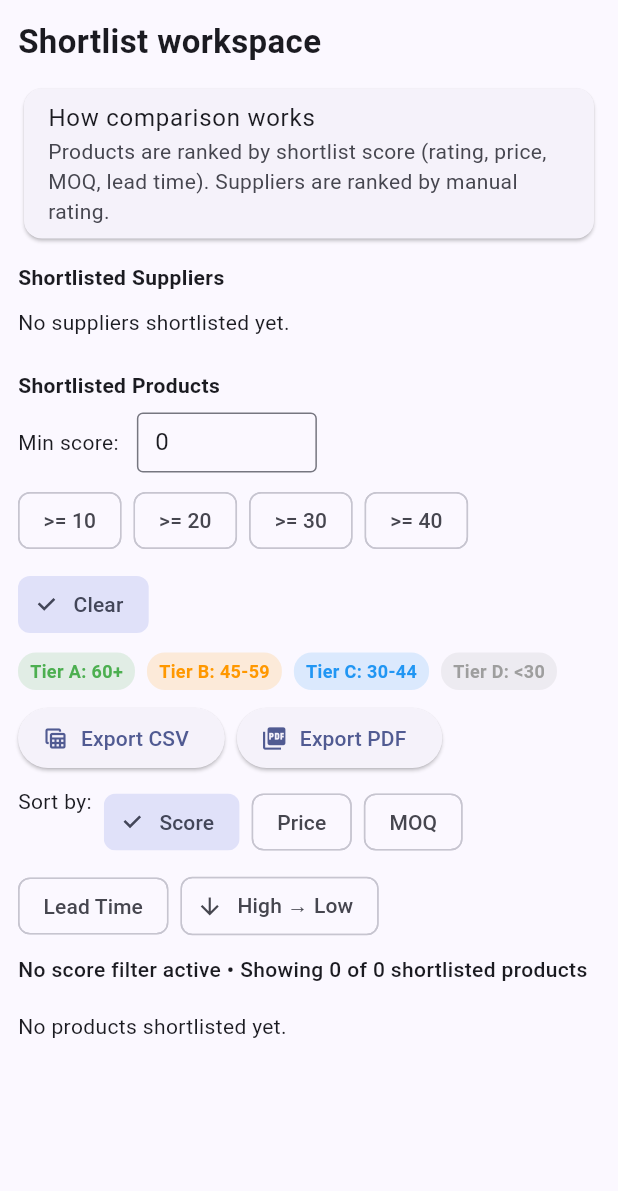
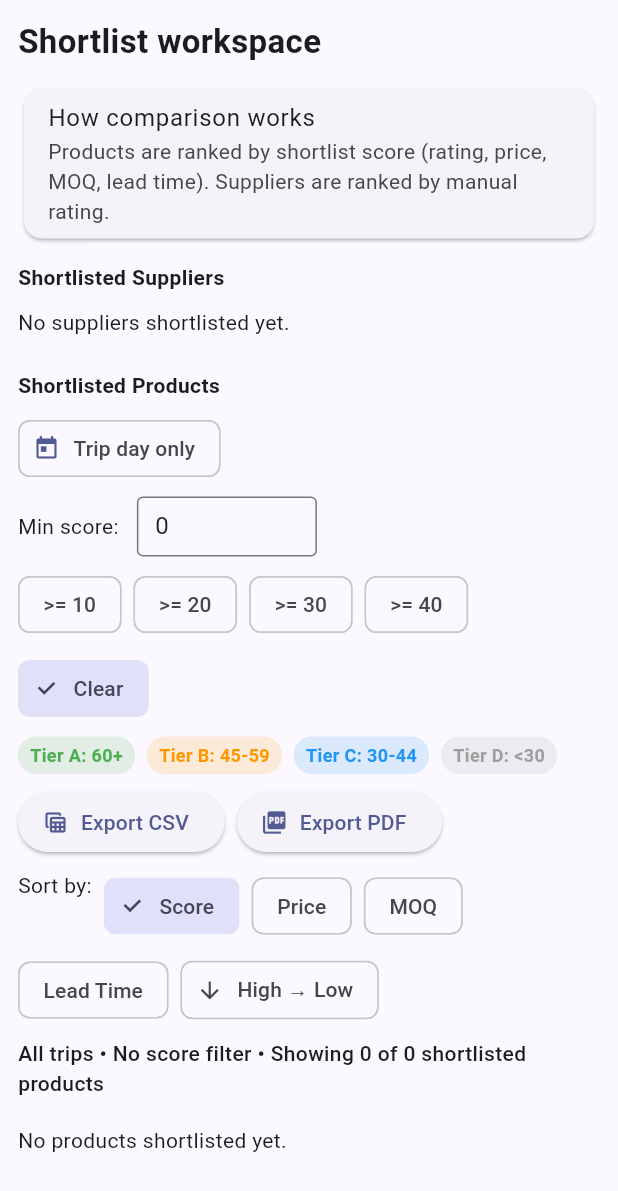
Before and after one commit to satishradha2/Canton-fair, a Flutter app: the ShortlistScreen widget shown alone on an empty page, opened directly, on a phone screen of 412 x 824 dp. Shown: the top 1191 px of the screen. Run offline on Flutter 3.47's test engine with Material 3 defaults, Android fonts, the phone set to English and light mode, and no system bars; our stand-ins replace csv, flutter_local_notifications, image_picker, pdf, share_plus, sqflite and 1 more; missing offline and left inert: google_mlkit_text_recognition, mobile_scanner; accounts and stored records are empty.

Commit message:
Add trip-day shortlist filter

```diff
--- a/lib/screens/shortlist_screen.dart
+++ b/lib/screens/shortlist_screen.dart
@@ -28,6 +28,7 @@ class _ShortlistScreenState extends State<ShortlistScreen> {
   int _shortlistProductVisible = 0;
   _ProductSortField _sortField = _ProductSortField.score;
   bool _sortAscending = false;
+  bool _tripDayOnly = false;
 
   @override
   void initState() {
@@ -42,15 +43,64 @@ class _ShortlistScreenState extends State<ShortlistScreen> {
   }
 
   void _load() {
-    _shortlistProducts = db.getShortlistedProducts().then((rows) {
-      _shortlistProductTotal = rows.length;
-      final filtered =
-          _minScore <= 0 ? List<Product>.from(rows) : rows.where((p) => _shortlistScore(p) >= _minScore).toList();
-      filtered.sort(_compareProducts);
-      _shortlistProductVisible = filtered.length;
-      return filtered;
-    });
+    _shortlistProducts = _loadShortlistedProducts();
     _shortlistExhibitors = _loadExhibitors();
+  }
+
+  Future<List<Product>> _loadShortlistedProducts() async {
+    final rows = await db.getShortlistedProductsWithTrip();
+    final tripIds = _tripDayOnly ? await _loadTripDayIds() : null;
+
+    if (tripIds != null && tripIds.isEmpty) {
+      _shortlistProductTotal = 0;
+      _shortlistProductVisible = 0;
+      return [];
+    }
+
+    final effectiveRows = tripIds == null
+        ? rows
+        : rows.where((r) => tripIds.contains(r['trip_id'] as int?)).toList();
+    final products = effectiveRows.map((row) {
+      return Product(
+        id: row['id'] as int?,
+        exhibitorId: row['exhibitor_id'] as int,
+        name: row['name'] as String,
+        modelCode: row['model_code'] as String? ?? '',
+        specs: row['specs'] as String? ?? '',
+        moq: row['moq'] != null ? (row['moq'] as num).toDouble() : null,
+        quotedPrice: row['quoted_price'] != null ? (row['quoted_price'] as num).toDouble() : null,
+        priceCurrency: row['price_currency'] as String? ?? 'USD',
+        leadTime: row['lead_time'] as String? ?? '',
+        paymentTerms: row['payment_terms'] as String? ?? '',
+        shortlisted: true,
+        rating: row['rating'] as int? ?? 0,
+      );
+    }).toList();
+
+    _shortlistProductTotal = products.length;
+    final filtered =
+        _minScore <= 0 ? List<Product>.from(products) : products.where((p) => _shortlistScore(p) >= _minScore).toList();
+    filtered.sort(_compareProducts);
+    _shortlistProductVisible = filtered.length;
+    return filtered;
+  }
+
+  Future<Set<int>> _loadTripDayIds() async {
+    final trips = await db.getTrips();
+    final now = DateTime.now();
+    final today = DateTime(now.year, now.month, now.day);
+    final activeTripIds = <int>{};
+
+    for (final trip in trips) {
+      if (trip.id == null || trip.startDate == null || trip.endDate == null) continue;
+      final start = DateTime(trip.startDate!.year, trip.startDate!.month, trip.startDate!.day);
+      final end = DateTime(trip.endDate!.year, trip.endDate!.month, trip.endDate!.day);
+      if (!today.isBefore(start) && !today.isAfter(end)) {
+        activeTripIds.add(trip.id!);
+      }
+    }
+
+    return activeTripIds;
   }
 
   double _shortlistScore(Product p) {
@@ -134,7 +184,13 @@ class _ShortlistScreenState extends State<ShortlistScreen> {
 
   Future<List<Exhibitor>> _loadExhibitors() async {
     final rows = await db.queryAll('exhibitors', where: 'shortlisted = 1', orderBy: 'rating DESC');
-    return rows.map((e) => Exhibitor.fromMap(e)).toList();
+    final tripIds = _tripDayOnly ? await _loadTripDayIds() : null;
+    if (tripIds != null && tripIds.isEmpty) return [];
+
+    final effectiveRows = tripIds == null
+        ? rows
+        : rows.where((row) => tripIds.contains(row['trip_id'] as int?)).toList();
+    return effectiveRows.map((e) => Exhibitor.fromMap(e)).toList();
   }
 
   Future<void> _toggleExhibitorShortlist(Exhibitor e) async {
@@ -360,6 +416,12 @@ class _ShortlistScreenState extends State<ShortlistScreen> {
     setState(() {});
   }
 
+  void _setTripDayOnly(bool value) {
+    _tripDayOnly = value;
+    _load();
+    setState(() {});
+  }
+
   void _setSortField(_ProductSortField field) {
     _sortField = field;
     _load();
@@ -373,10 +435,11 @@ class _ShortlistScreenState extends State<ShortlistScreen> {
   }
 
   String get _filterSummaryText {
+    final tripScope = _tripDayOnly ? 'Active trip today' : 'All trips';
     if (_minScore <= 0) {
-      return 'No score filter active • Showing $_shortlistProductVisible of $_shortlistProductTotal shortlisted products';
+      return '$tripScope • No score filter • Showing $_shortlistProductVisible of $_shortlistProductTotal shortlisted products';
     }
-    return 'Filtering score >= ${_minScore.toStringAsFixed(0)} • Showing $_shortlistProductVisible of $_shortlistProductTotal shortlisted products';
+    return '$tripScope • Score >= ${_minScore.toStringAsFixed(0)} • Showing $_shortlistProductVisible of $_shortlistProductTotal shortlisted products';
   }
 
   String get _sortDirectionLabel {
@@ -425,9 +488,13 @@ class _ShortlistScreenState extends State<ShortlistScreen> {
             future: _shortlistExhibitors,
             builder: (context, snap) {
               if (!snap.hasData || snap.data!.isEmpty) {
-                return const Padding(
-                  padding: EdgeInsets.symmetric(vertical: 10),
-                  child: Text('No suppliers shortlisted yet.'),
+                return Padding(
+                  padding: const EdgeInsets.symmetric(vertical: 10),
+                  child: Text(
+                    _tripDayOnly
+                        ? 'No shortlisted suppliers for an active trip today.'
+                        : 'No suppliers shortlisted yet.',
+                  ),
                 );
               }
               return Column(
@@ -449,6 +516,16 @@ class _ShortlistScreenState extends State<ShortlistScreen> {
           ),
           const SizedBox(height: 12),
           const Text('Shortlisted Products', style: TextStyle(fontWeight: FontWeight.bold)),
+          const SizedBox(height: 8),
+          Align(
+            alignment: Alignment.centerLeft,
+            child: FilterChip(
+              avatar: const Icon(Icons.today, size: 18),
+              label: const Text('Trip day only'),
+              selected: _tripDayOnly,
+              onSelected: _setTripDayOnly,
+            ),
+          ),
           const SizedBox(height: 8),
           Row(
             children: [
@@ -573,9 +650,13 @@ class _ShortlistScreenState extends State<ShortlistScreen> {
             future: _shortlistProducts,
             builder: (context, snap) {
               if (!snap.hasData || snap.data!.isEmpty) {
-                return const Padding(
-                  padding: EdgeInsets.symmetric(vertical: 10),
-                  child: Text('No products shortlisted yet.'),
+                return Padding(
+                  padding: const EdgeInsets.symmetric(vertical: 10),
+                  child: Text(
+                    _tripDayOnly
+                        ? 'No shortlisted products for an active trip today.'
+                        : 'No products shortlisted yet.',
+                  ),
                 );
               }
               return DataTable(
```
